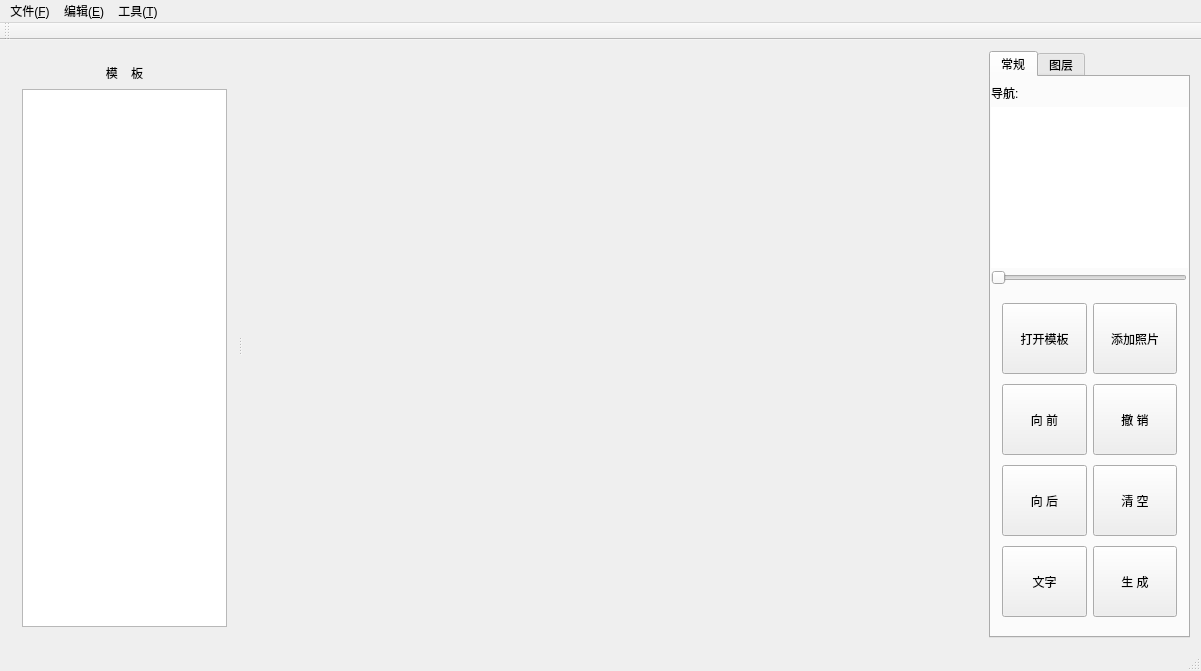
Old version of the form MainWindow.ui in the repository slug404/Photo.
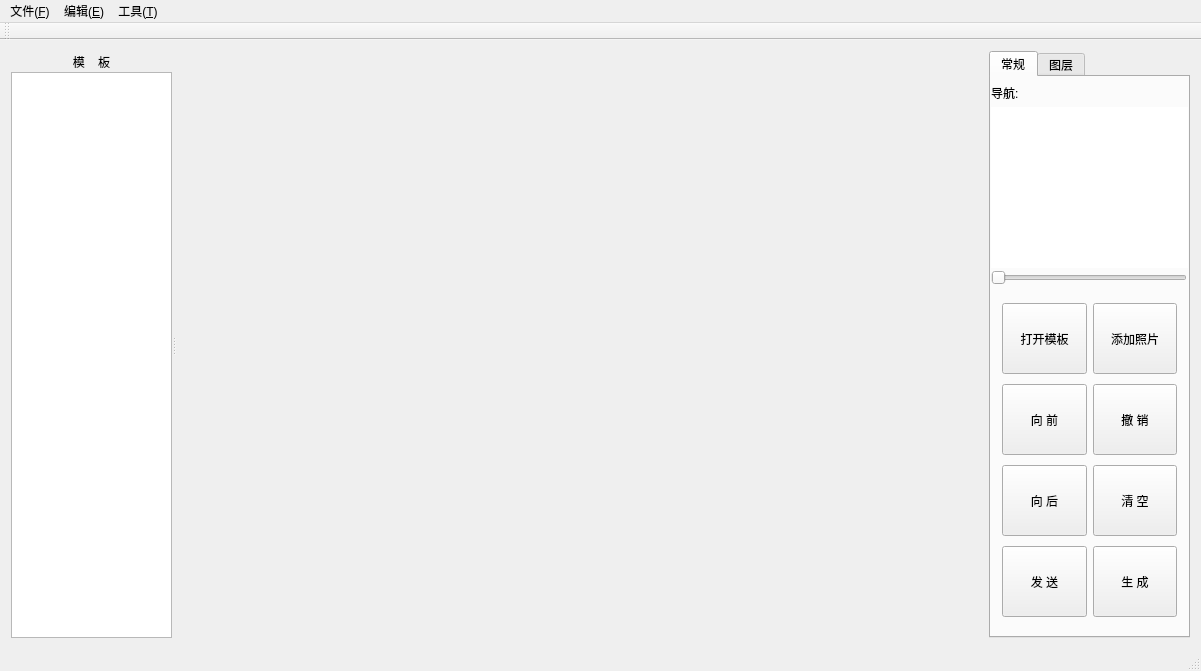
New version of the form. Custom widgets are drawn as their Qt base class.

```diff
--- a/MainWindow.ui
+++ b/MainWindow.ui
@@ -23,22 +23,28 @@
       <widget class="QWidget" name="widget" native="true">
        <property name="minimumSize">
         <size>
-         <width>201</width>
+         <width>101</width>
          <height>0</height>
         </size>
        </property>
        <property name="maximumSize">
         <size>
-         <width>261</width>
+         <width>161</width>
          <height>16777215</height>
         </size>
        </property>
        <layout class="QGridLayout" name="gridLayout_2">
+        <property name="margin">
+         <number>0</number>
+        </property>
+        <property name="spacing">
+         <number>0</number>
+        </property>
         <item row="0" column="0">
          <widget class="QLabel" name="labelTemplate">
           <property name="minimumSize">
            <size>
-            <width>181</width>
+            <width>101</width>
             <height>21</height>
            </size>
           </property>
@@ -63,7 +69,7 @@
          <widget class="ListWidget" name="listWidgetTemplate">
           <property name="minimumSize">
            <size>
-            <width>181</width>
+            <width>101</width>
             <height>0</height>
            </size>
           </property>
@@ -269,19 +275,6 @@
              </property>
             </widget>
            </item>
-           <item row="3" column="0">
-            <widget class="QPushButton" name="pushButtonAddText">
-             <property name="minimumSize">
-              <size>
-               <width>71</width>
-               <height>71</height>
-              </size>
-             </property>
-             <property name="text">
-              <string>文字</string>
-             </property>
-            </widget>
-           </item>
            <item row="3" column="1">
             <widget class="QPushButton" name="pushButtonBuild">
              <property name="minimumSize">
@@ -295,6 +288,19 @@
              </property>
             </widget>
            </item>
+           <item row="3" column="0">
+            <widget class="QPushButton" name="pushButtonSend">
+             <property name="minimumSize">
+              <size>
+               <width>0</width>
+               <height>71</height>
+              </size>
+             </property>
+             <property name="text">
+              <string>发 送</string>
+             </property>
+            </widget>
+           </item>
           </layout>
          </widget>
         </item>
```
